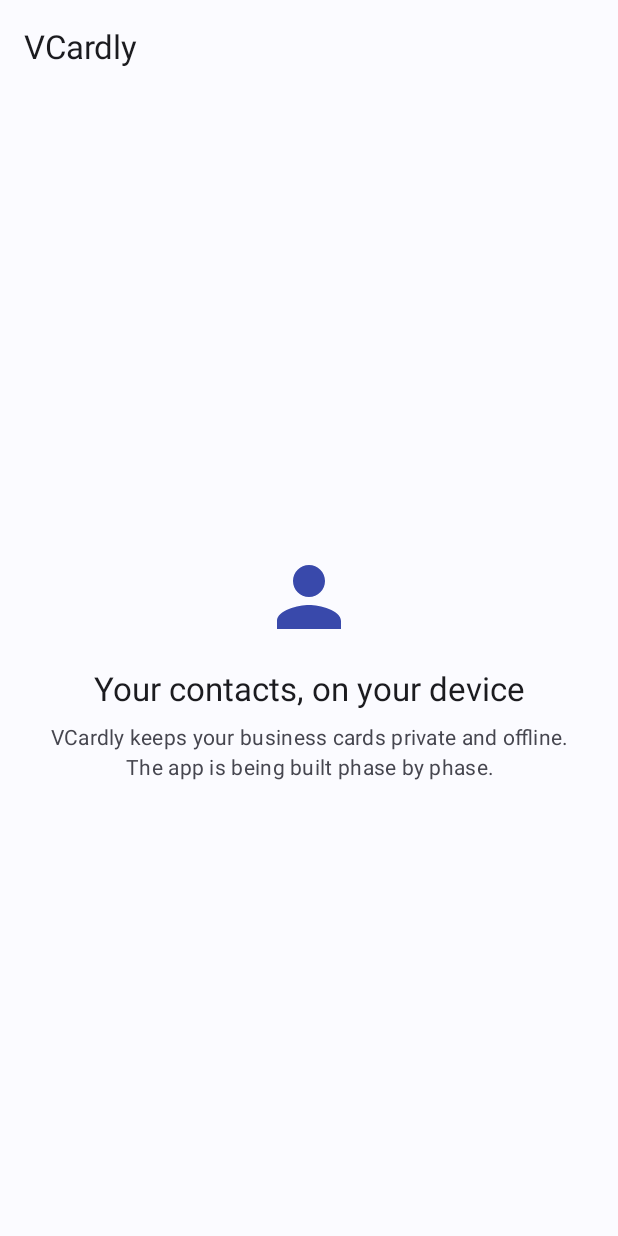
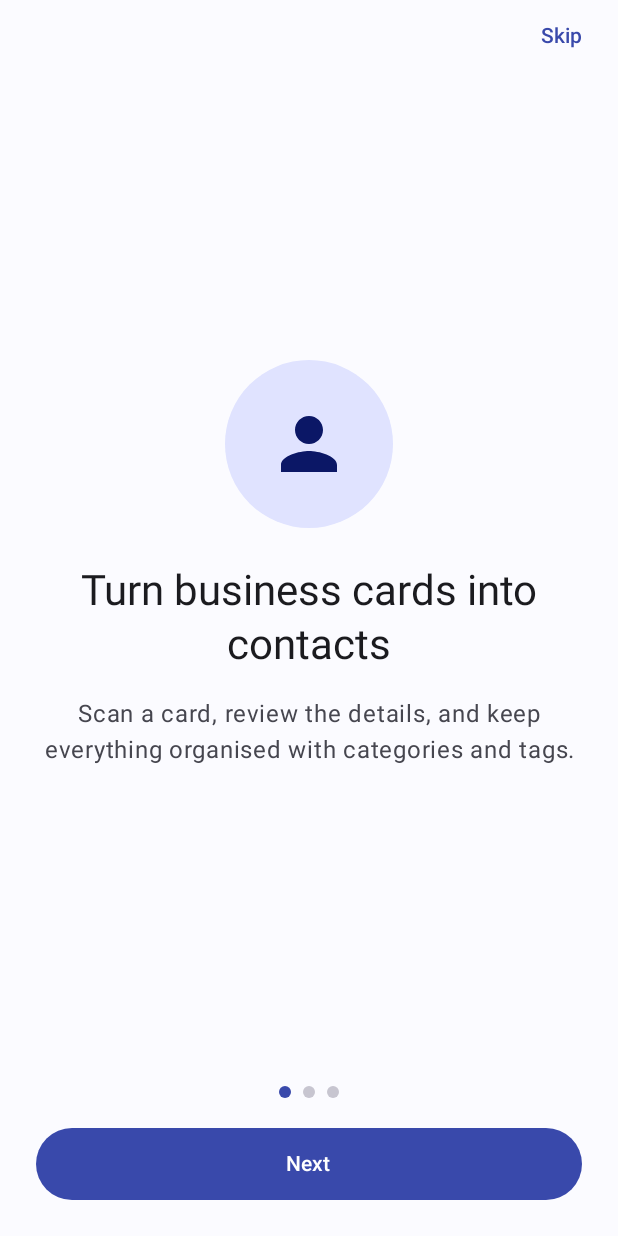
Before and after one commit to wwds058-spec/vcardly, an Android app built with Jetpack Compose: the screen it shows after launch (MainActivity), on a phone screen of 412 x 824 dp. Run offline under Robolectric (Android 15) with nearby library versions, the phone set to English and light mode, and no system bars; our stand-ins replace Dagger/Hilt's generated code; 1 statement that could not run was skipped.

Commit message:
Phase 2: onboarding, navigation shell, dashboard stats, theme settings
- Single NavHost with bottom bar on top-level routes; start destination resolved after
  DataStore loads (splash held) so onboarding never flashes
- 3-page onboarding with accessible page indicator; completion persisted
- Dashboard backed by live Room stats and tested category breakdown logic
- Settings screen with Light/Dark/System theme applied live
- Contacts / Follow-ups tabs are explicit placeholders until later phases
- CategoryBreakdownTest; PROJECT_STATUS.md updated (still not Gradle-build-verified)

Co-Authored-By: Claude Sonnet 5.5 <noreply@anthropic.com>
Claude-Session: https://claude.ai/code/session_015EKB2dowBbzGQBrxmi8rnM

```diff
--- a/app/src/main/kotlin/com/yasin/vcardly/MainActivity.kt
+++ b/app/src/main/kotlin/com/yasin/vcardly/MainActivity.kt
@@ -5,22 +5,13 @@ import androidx.activity.ComponentActivity
 import androidx.activity.compose.setContent
 import androidx.activity.enableEdgeToEdge
 import androidx.activity.viewModels
-import androidx.compose.foundation.layout.Box
-import androidx.compose.foundation.layout.fillMaxSize
-import androidx.compose.foundation.layout.padding
-import androidx.compose.material.icons.Icons
-import androidx.compose.material.icons.filled.Person
-import androidx.compose.material3.Scaffold
-import androidx.compose.runtime.Composable
 import androidx.compose.runtime.getValue
-import androidx.compose.ui.Modifier
-import androidx.compose.ui.res.stringResource
+import androidx.compose.runtime.remember
 import androidx.core.splashscreen.SplashScreen.Companion.installSplashScreen
 import androidx.lifecycle.compose.collectAsStateWithLifecycle
-import com.yasin.vcardly.core.designsystem.component.EmptyState
-import com.yasin.vcardly.core.designsystem.component.VCardlyTopBar
 import com.yasin.vcardly.core.designsystem.theme.VCardlyTheme
 import com.yasin.vcardly.domain.model.ThemeMode
+import com.yasin.vcardly.presentation.navigation.AppRoot
 import dagger.hilt.android.AndroidEntryPoint
 
 @AndroidEntryPoint
@@ -30,27 +21,21 @@ class MainActivity : ComponentActivity() {
     override fun onCreate(savedInstanceState: Bundle?) {
         val splash = installSplashScreen()
         super.onCreate(savedInstanceState)
-        splash.setKeepOnScreenCondition { viewModel.themeMode.value == null }
+        splash.setKeepOnScreenCondition {
+            viewModel.themeMode.value == null || viewModel.onboardingCompleted.value == null
+        }
         enableEdgeToEdge()
         setContent {
             val themeMode by viewModel.themeMode.collectAsStateWithLifecycle()
+            val onboardingCompleted by viewModel.onboardingCompleted.collectAsStateWithLifecycle()
             VCardlyTheme(themeMode = themeMode ?: ThemeMode.SYSTEM) {
-                FoundationScreen()
+                // Held by the splash screen until loaded. The start destination is captured once, so
+                // finishing onboarding (which flips the flag) does not rebuild the graph.
+                onboardingCompleted?.let { initial ->
+                    val startCompleted = remember { initial }
+                    AppRoot(onboardingCompleted = startCompleted)
+                }
             }
         }
     }
 }
-
-/** Phase 1 placeholder: proves theme, DI and strings are wired. Replaced by onboarding/home in Phase 2. */
-@Composable
-private fun FoundationScreen() {
-    Scaffold(topBar = { VCardlyTopBar(title = stringResource(R.string.app_name)) }) { padding ->
-        Box(Modifier.fillMaxSize().padding(padding)) {
-            EmptyState(
-                icon = Icons.Filled.Person,
-                title = stringResource(R.string.foundation_title),
-                message = stringResource(R.string.foundation_message),
-            )
-        }
-    }
-}
--- a/app/src/main/kotlin/com/yasin/vcardly/MainViewModel.kt
+++ b/app/src/main/kotlin/com/yasin/vcardly/MainViewModel.kt
@@ -17,4 +17,8 @@ class MainViewModel @Inject constructor(
     /** null until DataStore has loaded; the splash screen is held until then to avoid a theme flash. */
     val themeMode: StateFlow<ThemeMode?> = preferences.themeMode
         .stateIn(viewModelScope, SharingStarted.WhileSubscribed(5_000), null)
+
+    /** null until loaded; decides the start destination so onboarding never flashes for returning users. */
+    val onboardingCompleted: StateFlow<Boolean?> = preferences.onboardingCompleted
+        .stateIn(viewModelScope, SharingStarted.WhileSubscribed(5_000), null)
 }
--- /dev/null
+++ b/app/src/main/kotlin/com/yasin/vcardly/presentation/navigation/AppRoot.kt
@@ -0,0 +1,95 @@
+package com.yasin.vcardly.presentation.navigation
+
+import androidx.compose.foundation.layout.padding
+import androidx.compose.material3.Icon
+import androidx.compose.material3.NavigationBar
+import androidx.compose.material3.NavigationBarItem
+import androidx.compose.material3.Scaffold
+import androidx.compose.material3.Text
+import androidx.compose.runtime.Composable
+import androidx.compose.runtime.getValue
+import androidx.compose.ui.Modifier
+import androidx.compose.ui.res.stringResource
+import androidx.compose.foundation.layout.WindowInsets
+import androidx.navigation.NavGraph.Companion.findStartDestination
+import androidx.navigation.NavHostController
+import androidx.navigation.compose.NavHost
+import androidx.navigation.compose.composable
+import androidx.navigation.compose.currentBackStackEntryAsState
+import androidx.navigation.compose.rememberNavController
+import com.yasin.vcardly.presentation.dashboard.DashboardScreen
+import com.yasin.vcardly.presentation.onboarding.OnboardingScreen
+import com.yasin.vcardly.presentation.placeholder.ComingSoonScreen
+import com.yasin.vcardly.presentation.settings.SettingsScreen
+import com.yasin.vcardly.R
+
+/**
+ * Navigation shell. [onboardingCompleted] is resolved before this is shown, so the start
+ * destination is correct on the first frame.
+ */
+@Composable
+fun AppRoot(onboardingCompleted: Boolean) {
+    val navController = rememberNavController()
+    val backStack by navController.currentBackStackEntryAsState()
+    val currentRoute = backStack?.destination?.route
+    val showBottomBar = TopLevelDestination.entries.any { it.route == currentRoute }
+
+    Scaffold(
+        contentWindowInsets = WindowInsets(0),
+        bottomBar = {
+            if (showBottomBar) {
+                NavigationBar {
+                    TopLevelDestination.entries.forEach { destination ->
+                        val label = stringResource(destination.labelRes)
+                        NavigationBarItem(
+                            selected = currentRoute == destination.route,
+                            onClick = { navController.navigateTopLevel(destination.route) },
+                            // The label is always shown, so the icon itself stays decorative.
+                            icon = { Icon(destination.icon, contentDescription = null) },
+                            label = { Text(label) },
+                        )
+                    }
+                }
+            }
+        },
+    ) { innerPadding ->
+        NavHost(
+            navController = navController,
+            startDestination = if (onboardingCompleted) Routes.HOME else Routes.ONBOARDING,
+            // Screens own their top bars and status-bar insets; only the bottom bar's space is applied here.
+            modifier = Modifier.padding(bottom = innerPadding.calculateBottomPadding()),
+        ) {
+            composable(Routes.ONBOARDING) {
+                OnboardingScreen(
+                    onFinished = {
+                        navController.navigate(Routes.HOME) {
+                            popUpTo(Routes.ONBOARDING) { inclusive = true }
+                        }
+                    },
+                )
+            }
+            composable(Routes.HOME) {
+                DashboardScreen(
+                    onOpenContacts = { navController.navigateTopLevel(Routes.CONTACTS) },
+                    onOpenFollowUps = { navController.navigateTopLevel(Routes.FOLLOW_UPS) },
+                )
+            }
+            composable(Routes.CONTACTS) {
+                ComingSoonScreen(title = stringResource(R.string.nav_contacts))
+            }
+            composable(Routes.FOLLOW_UPS) {
+                ComingSoonScreen(title = stringResource(R.string.nav_follow_ups))
+            }
+            composable(Routes.SETTINGS) { SettingsScreen() }
+        }
+    }
+}
+
+/** Standard bottom-nav behaviour: one instance per tab, state restored, no back-stack growth. */
+private fun NavHostController.navigateTopLevel(route: String) {
+    navigate(route) {
+        popUpTo(graph.findStartDestination().id) { saveState = true }
+        launchSingleTop = true
+        restoreState = true
+    }
+}
--- /dev/null
+++ b/app/src/main/kotlin/com/yasin/vcardly/presentation/navigation/Destinations.kt
@@ -0,0 +1,30 @@
+package com.yasin.vcardly.presentation.navigation
+
+import androidx.annotation.StringRes
+import androidx.compose.material.icons.Icons
+import androidx.compose.material.icons.filled.Home
+import androidx.compose.material.icons.filled.Notifications
+import androidx.compose.material.icons.filled.Person
+import androidx.compose.material.icons.filled.Settings
+import androidx.compose.ui.graphics.vector.ImageVector
+import com.yasin.vcardly.R
+
+/** Route strings. Later phases add detail routes (contact/{id}, scanner, ...) here. */
+object Routes {
+    const val ONBOARDING = "onboarding"
+    const val HOME = "home"
+    const val CONTACTS = "contacts"
+    const val FOLLOW_UPS = "followups"
+    const val SETTINGS = "settings"
+}
+
+enum class TopLevelDestination(
+    val route: String,
+    @StringRes val labelRes: Int,
+    val icon: ImageVector,
+) {
+    HOME(Routes.HOME, R.string.nav_home, Icons.Filled.Home),
+    CONTACTS(Routes.CONTACTS, R.string.nav_contacts, Icons.Filled.Person),
+    FOLLOW_UPS(Routes.FOLLOW_UPS, R.string.nav_follow_ups, Icons.Filled.Notifications),
+    SETTINGS(Routes.SETTINGS, R.string.nav_settings, Icons.Filled.Settings),
+}
--- /dev/null
+++ b/app/src/main/kotlin/com/yasin/vcardly/presentation/onboarding/OnboardingScreen.kt
@@ -0,0 +1,138 @@
+package com.yasin.vcardly.presentation.onboarding
+
+import androidx.annotation.StringRes
+import androidx.compose.foundation.background
+import androidx.compose.foundation.layout.Arrangement
+import androidx.compose.foundation.layout.Box
+import androidx.compose.foundation.layout.Column
+import androidx.compose.foundation.layout.Row
+import androidx.compose.foundation.layout.fillMaxSize
+import androidx.compose.foundation.layout.fillMaxWidth
+import androidx.compose.foundation.layout.padding
+import androidx.compose.foundation.layout.size
+import androidx.compose.foundation.layout.systemBarsPadding
+import androidx.compose.foundation.pager.HorizontalPager
+import androidx.compose.foundation.pager.rememberPagerState
+import androidx.compose.foundation.shape.CircleShape
+import androidx.compose.material.icons.Icons
+import androidx.compose.material.icons.filled.Lock
+import androidx.compose.material.icons.filled.Notifications
+import androidx.compose.material.icons.filled.Person
+import androidx.compose.material3.Icon
+import androidx.compose.material3.MaterialTheme
+import androidx.compose.material3.Text
+import androidx.compose.runtime.Composable
+import androidx.compose.runtime.rememberCoroutineScope
+import androidx.compose.ui.Alignment
+import androidx.compose.ui.Modifier
+import androidx.compose.ui.draw.clip
+import androidx.compose.ui.graphics.vector.ImageVector
+import androidx.compose.ui.res.stringResource
+import androidx.compose.ui.semantics.contentDescription
+import androidx.compose.ui.semantics.semantics
+import androidx.compose.ui.text.style.TextAlign
+import androidx.compose.ui.unit.dp
+import androidx.hilt.navigation.compose.hiltViewModel
+import com.yasin.vcardly.R
+import com.yasin.vcardly.core.designsystem.component.PrimaryButton
+import com.yasin.vcardly.core.designsystem.component.VCardlyTextButton
+import com.yasin.vcardly.core.designsystem.theme.spacing
+import kotlinx.coroutines.launch
+
+private data class OnboardingPage(
+    val icon: ImageVector,
+    @StringRes val title: Int,
+    @StringRes val body: Int,
+)
+
+private val pages = listOf(
+    OnboardingPage(Icons.Filled.Person, R.string.onboarding_1_title, R.string.onboarding_1_body),
+    OnboardingPage(Icons.Filled.Lock, R.string.onboarding_2_title, R.string.onboarding_2_body),
+    OnboardingPage(Icons.Filled.Notifications, R.string.onboarding_3_title, R.string.onboarding_3_body),
+)
+
+@Composable
+fun OnboardingScreen(
+    onFinished: () -> Unit,
+    viewModel: OnboardingViewModel = hiltViewModel(),
+) {
+    val pagerState = rememberPagerState(pageCount = { pages.size })
+    val scope = rememberCoroutineScope()
+    val isLast = pagerState.currentPage == pages.lastIndex
+    val finish = { viewModel.finish(onFinished) }
+
+    Column(Modifier.fillMaxSize().systemBarsPadding()) {
+        Row(Modifier.fillMaxWidth().padding(horizontal = MaterialTheme.spacing.sm), horizontalArrangement = Arrangement.End) {
+            // On the last page a spacer keeps the layout stable instead of leaving a dead tab stop.
+            if (!isLast) VCardlyTextButton(text = stringResource(R.string.onboarding_skip), onClick = finish)
+            else Box(Modifier.size(MaterialTheme.spacing.minTouchTarget))
+        }
+
+        HorizontalPager(state = pagerState, modifier = Modifier.weight(1f)) { index ->
+            PageContent(pages[index])
+        }
+
+        val pageDescription = stringResource(R.string.onboarding_page_indicator, pagerState.currentPage + 1, pages.size)
+        Row(
+            Modifier
+                .fillMaxWidth()
+                .padding(MaterialTheme.spacing.md)
+                .semantics { contentDescription = pageDescription },
+            horizontalArrangement = Arrangement.Center,
+        ) {
+            repeat(pages.size) { index ->
+                val color = if (index == pagerState.currentPage) MaterialTheme.colorScheme.primary
+                else MaterialTheme.colorScheme.outlineVariant
+                Box(
+                    Modifier
+                        .padding(MaterialTheme.spacing.xs)
+                        .size(8.dp)
+                        .clip(CircleShape)
+                        .background(color),
+                )
+            }
+        }
+
+        PrimaryButton(
+            text = stringResource(if (isLast) R.string.onboarding_get_started else R.string.onboarding_next),
+            onClick = {
+                if (isLast) finish() else scope.launch { pagerState.animateScrollToPage(pagerState.currentPage + 1) }
+            },
+            modifier = Modifier.fillMaxWidth().padding(horizontal = MaterialTheme.spacing.lg).padding(bottom = MaterialTheme.spacing.lg),
+        )
+    }
+}
+
+@Composable
+private fun PageContent(page: OnboardingPage) {
+    Column(
+        Modifier.fillMaxSize().padding(horizontal = MaterialTheme.spacing.lg),
+        horizontalAlignment = Alignment.CenterHorizontally,
+        verticalArrangement = Arrangement.Center,
+    ) {
+        Box(
+            Modifier.size(112.dp).clip(CircleShape).background(MaterialTheme.colorScheme.primaryContainer),
+            contentAlignment = Alignment.Center,
+        ) {
+            Icon(
+                page.icon,
+                contentDescription = null,
+                modifier = Modifier.size(56.dp),
+                tint = MaterialTheme.colorScheme.onPrimaryContainer,
+            )
+        }
+        Text(
+            stringResource(page.title),
+            style = MaterialTheme.typography.headlineMedium,
+            textAlign = TextAlign.Center,
+            modifier = Modifier.padding(top = MaterialTheme.spacing.lg),
+        )
+        Text(
+            stringResource(page.body),
+            style = MaterialTheme.typography.bodyLarge,
+            color = MaterialTheme.colorScheme.onSurfaceVariant,
+            textAlign = TextAlign.Center,
+            modifier = Modifier.padding(top = MaterialTheme.spacing.md),
+        )
+    }
+}
--- /dev/null
+++ b/app/src/main/kotlin/com/yasin/vcardly/presentation/onboarding/OnboardingViewModel.kt
@@ -0,0 +1,21 @@
+package com.yasin.vcardly.presentation.onboarding
+
+import androidx.lifecycle.ViewModel
+import androidx.lifecycle.viewModelScope
+import com.yasin.vcardly.domain.repository.PreferencesRepository
+import dagger.hilt.android.lifecycle.HiltViewModel
+import javax.inject.Inject
+import kotlinx.coroutines.launch
+
+@HiltViewModel
+class OnboardingViewModel @Inject constructor(
+    private val preferences: PreferencesRepository,
+) : ViewModel() {
+    /** Persists completion first, then calls [onDone] so the next launch skips onboarding. */
+    fun finish(onDone: () -> Unit) {
+        viewModelScope.launch {
+            preferences.setOnboardingCompleted(true)
+            onDone()
+        }
+    }
+}
--- a/app/src/main/res/values/strings.xml
+++ b/app/src/main/res/values/strings.xml
@@ -9,9 +9,54 @@
     <string name="common_loading">Loading</string>
     <string name="common_error_title">Something went wrong</string>
 
-    <!-- Phase 1 placeholder screen -->
-    <string name="foundation_title">Your contacts, on your device</string>
-    <string name="foundation_message">VCardly keeps your business cards private and offline. The app is being built phase by phase.</string>
+    <!-- Navigation -->
+    <string name="nav_home">Home</string>
+    <string name="nav_contacts">Contacts</string>
+    <string name="nav_follow_ups">Follow-ups</string>
+    <string name="nav_settings">Settings</string>
+    <string name="coming_soon_title">Coming soon</string>
+    <string name="coming_soon_message">This section is not available in this version yet.</string>
+
+    <!-- Onboarding -->
+    <string name="onboarding_skip">Skip</string>
+    <string name="onboarding_next">Next</string>
+    <string name="onboarding_get_started">Get started</string>
+    <string name="onboarding_page_indicator">Page %1$d of %2$d</string>
+    <string name="onboarding_1_title">Turn business cards into contacts</string>
+    <string name="onboarding_1_body">Scan a card, review the details, and keep everything organised with categories and tags.</string>
+    <string name="onboarding_2_title">Private by design</string>
+    <string name="onboarding_2_body">Your contacts and card images stay on this device. VCardly works fully offline, and you choose when to back up or share.</string>
+    <string name="onboarding_3_title">Never miss a follow-up</string>
+    <string name="onboarding_3_body">Set reminders for calls, emails and meetings so every connection gets the attention it deserves.</string>
+
+    <!-- Dashboard -->
+    <string name="dashboard_empty_title">No contacts yet</string>
+    <string name="dashboard_empty_message">Add your first contact to see your stats here.</string>
+    <string name="dashboard_empty_action">Go to contacts</string>
+    <string name="dashboard_section_contacts">Contacts</string>
+    <string name="dashboard_section_follow_ups">Follow-ups</string>
+    <string name="dashboard_section_categories">By category</string>
+    <string name="dashboard_total">Total</string>
+    <string name="dashboard_favorites">Favorites</string>
+    <string name="dashboard_added_30_days">Added in 30 days</string>
+    <plurals name="dashboard_category_summary">
+        <item quantity="one">%1$s: %2$s contact</item>
+        <item quantity="other">%1$s: %2$s contacts</item>
+    </plurals>
+
+    <!-- Follow-up buckets -->
+    <string name="followup_overdue">Overdue</string>
+    <string name="followup_today">Today</string>
+    <string name="followup_upcoming">Upcoming</string>
+
+    <!-- Settings -->
+    <string name="settings_theme">Theme</string>
+    <string name="theme_system">System default</string>
+    <string name="theme_light">Light</string>
+    <string name="theme_dark">Dark</string>
+    <string name="settings_about">About</string>
+    <string name="settings_version">Version %1$s</string>
+    <string name="settings_offline_note">VCardly stores your data on this device only.</string>
 
     <!-- System categories -->
     <string name="category_client">Client</string>
@@ -20,4 +65,5 @@
     <string name="category_colleague">Colleague</string>
     <string name="category_friend">Friend</string>
     <string name="category_other">Other</string>
+    <string name="category_uncategorised">Uncategorised</string>
 </resources>
```
Also changed, not shown: app/src/main/kotlin/com/yasin/vcardly/domain/usecase/CategoryBreakdown.kt (added, +25 -0 lines), app/src/main/kotlin/com/yasin/vcardly/presentation/dashboard/DashboardScreen.kt (added, +129 -0 lines), app/src/main/kotlin/com/yasin/vcardly/presentation/dashboard/DashboardViewModel.kt (added, +57 -0 lines), app/src/main/kotlin/com/yasin/vcardly/presentation/placeholder/ComingSoonScreen.kt (added, +23 -0 lines), app/src/main/kotlin/com/yasin/vcardly/presentation/settings/SettingsScreen.kt (added, +88 -0 lines), app/src/main/kotlin/com/yasin/vcardly/presentation/settings/SettingsViewModel.kt (added, +24 -0 lines), 2 other files.
